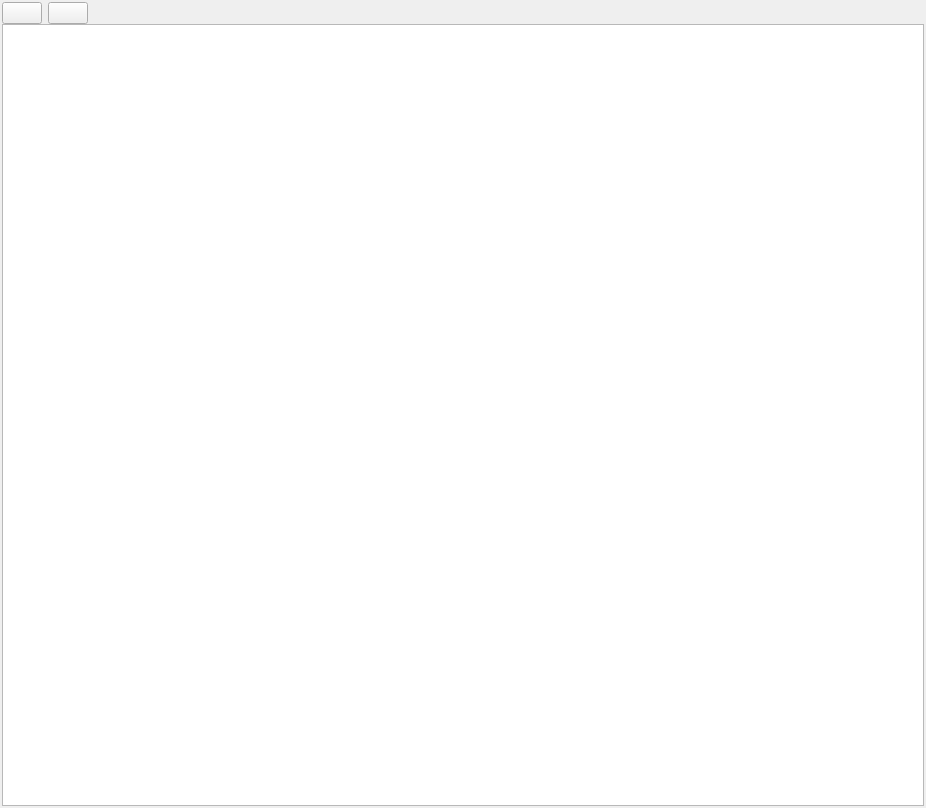
Before: the Qt Designer form manager/src/UsersWidget.ui in porkmarks/sense, drawn with Qt 5.
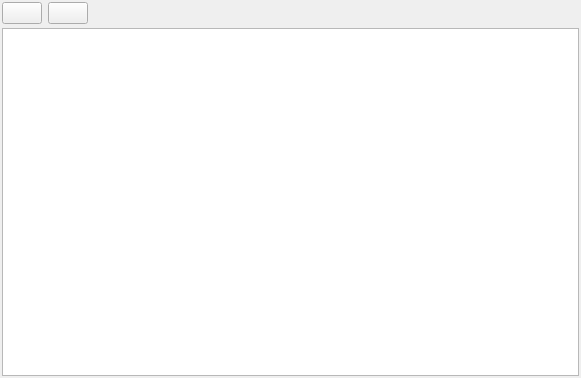
After: the same form once the commit is applied. Icons and pictures are not drawn. Custom widgets are drawn as their Qt base class.

Diff of the .ui file:
```diff
--- a/manager/src/UsersWidget.ui
+++ b/manager/src/UsersWidget.ui
@@ -6,8 +6,8 @@
    <rect>
     <x>0</x>
     <y>0</y>
-    <width>926</width>
-    <height>808</height>
+    <width>581</width>
+    <height>378</height>
    </rect>
   </property>
   <property name="windowTitle">
@@ -15,7 +15,7 @@
   </property>
   <layout class="QVBoxLayout" name="verticalLayout">
    <property name="spacing">
-    <number>0</number>
+    <number>4</number>
    </property>
    <property name="leftMargin">
     <number>2</number>
@@ -121,6 +121,13 @@
    </item>
   </layout>
  </widget>
+ <customwidgets>
+  <customwidget>
+   <class>TreeView</class>
+   <extends>QTreeView</extends>
+   <header>TreeView.h</header>
+  </customwidget>
+ </customwidgets>
  <resources>
   <include location="../res/res.qrc"/>
  </resources>
```
Left out of the diff: 2 changed lines with no effect on the pictures.
